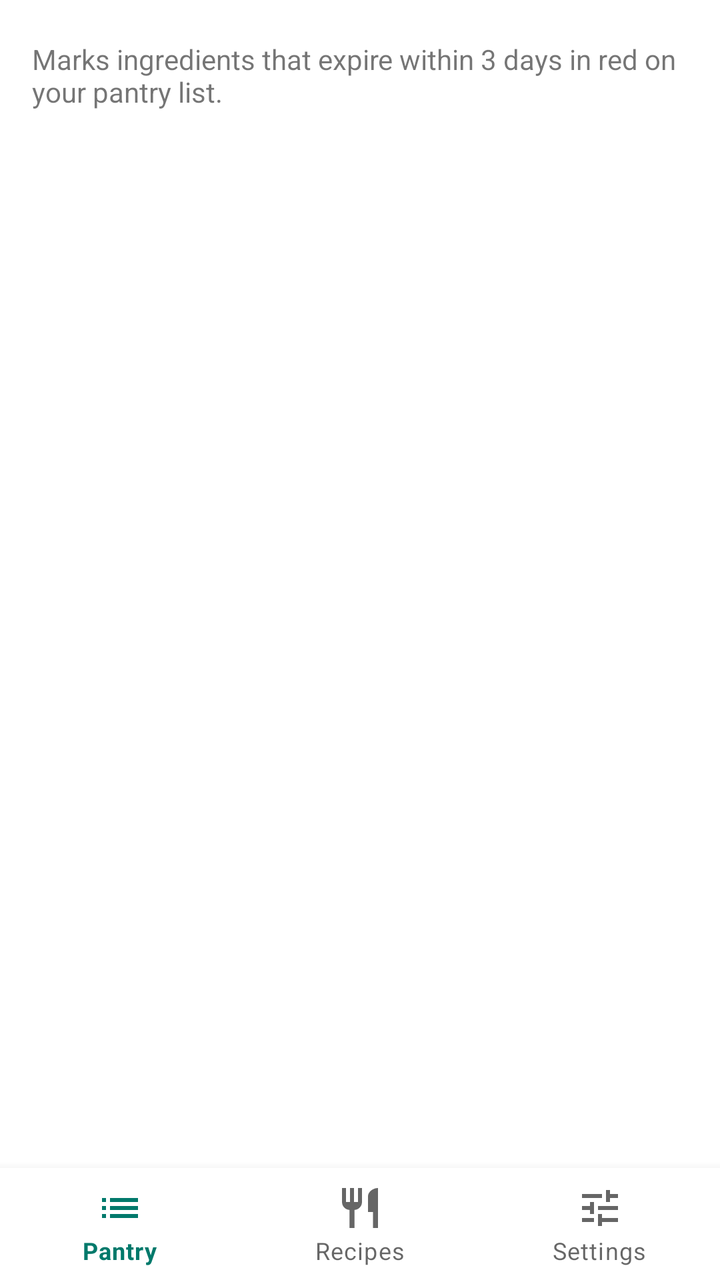
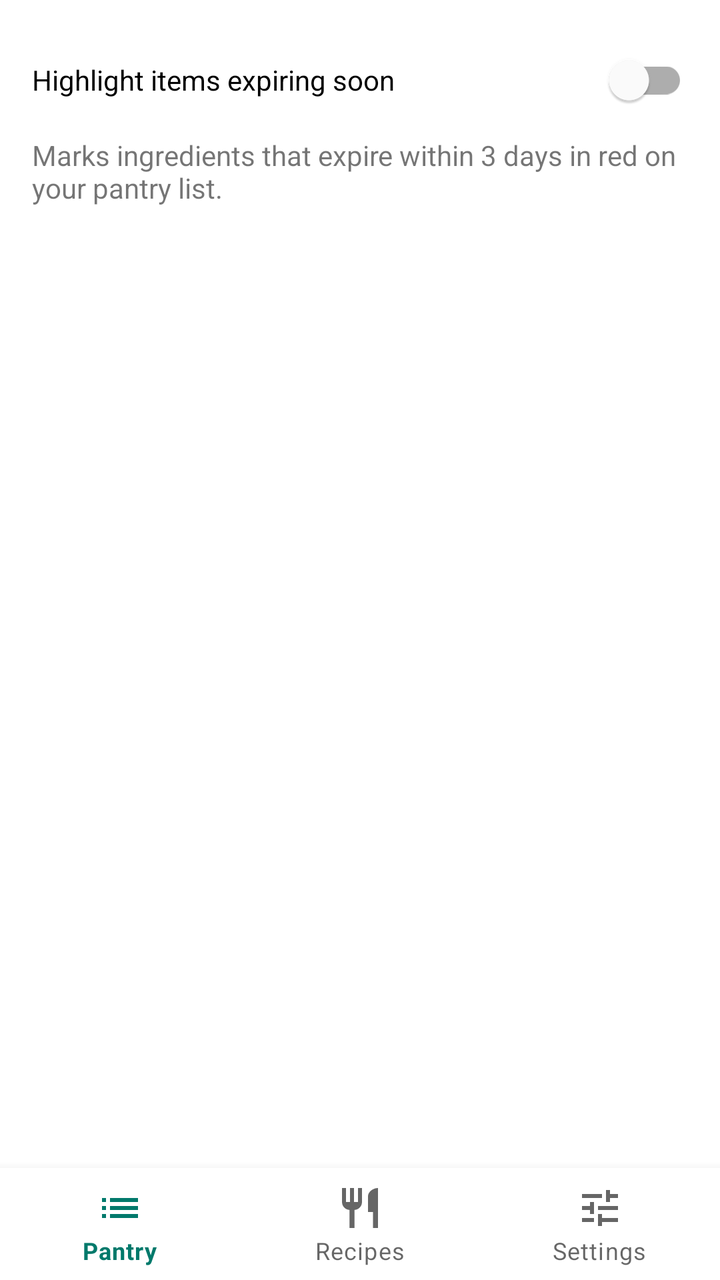

Compare the two renders of this Android layout. The source of the first and the diff that turns it into the second are given below.
<!-- AndroidManifest.xml: application theme Theme.SmartPantry -->
<!-- res/layout/activity_settings.xml -->
<?xml version="1.0" encoding="utf-8"?>
<LinearLayout xmlns:android="http://schemas.android.com/apk/res/android"
    xmlns:app="http://schemas.android.com/apk/res-auto"
    android:layout_width="match_parent"
    android:layout_height="match_parent"
    android:orientation="vertical">

    <LinearLayout
        android:layout_width="match_parent"
        android:layout_height="0dp"
        android:layout_weight="1"
        android:orientation="vertical"
        android:padding="16dp">

        <com.google.android.material.materialswitch.MaterialSwitch
            android:id="@+id/switch_expiry"
            android:layout_width="match_parent"
            android:layout_height="wrap_content"
            android:text="@string/setting_expiry" />

        <TextView
            android:layout_width="wrap_content"
            android:layout_height="wrap_content"
            android:layout_marginTop="4dp"
            android:text="@string/setting_expiry_desc" />
    </LinearLayout>

    <com.google.android.material.bottomnavigation.BottomNavigationView
        android:id="@+id/bottom_nav"
        android:layout_width="match_parent"
        android:layout_height="wrap_content"
        app:menu="@menu/bottom_nav" />
</LinearLayout>
<!-- resources referenced by this layout -->
<resources>
  <string name="setting_expiry">Highlight items expiring soon</string>
  <string name="setting_expiry_desc">Marks ingredients that expire within 3 days in red on your pantry list.</string>
  <style name="Theme.SmartPantry" parent="Theme.MaterialComponents.DayNight.DarkActionBar">
          <item name="colorPrimary">#00796B</item>
          <item name="colorPrimaryVariant">#004D40</item>
          <item name="colorOnPrimary">#FFFFFF</item>
          <item name="colorSecondary">#FFB300</item>
          <item name="colorOnSecondary">#000000</item>
      </style>
</resources>

<!-- the commit's change to res/layout/activity_settings.xml (unified diff, before → after) -->
@@ -12,7 +12,7 @@
         android:orientation="vertical"
         android:padding="16dp">
 
-        <com.google.android.material.materialswitch.MaterialSwitch
+        <com.google.android.material.switchmaterial.SwitchMaterial
             android:id="@+id/switch_expiry"
             android:layout_width="match_parent"
             android:layout_height="wrap_content"
